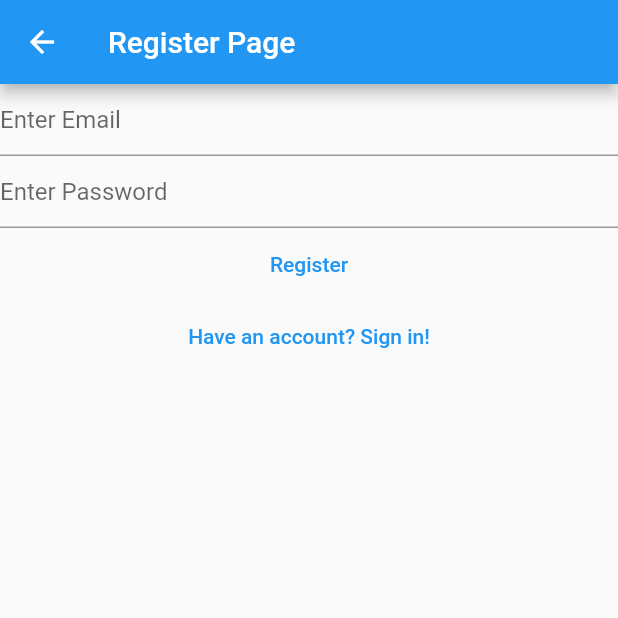
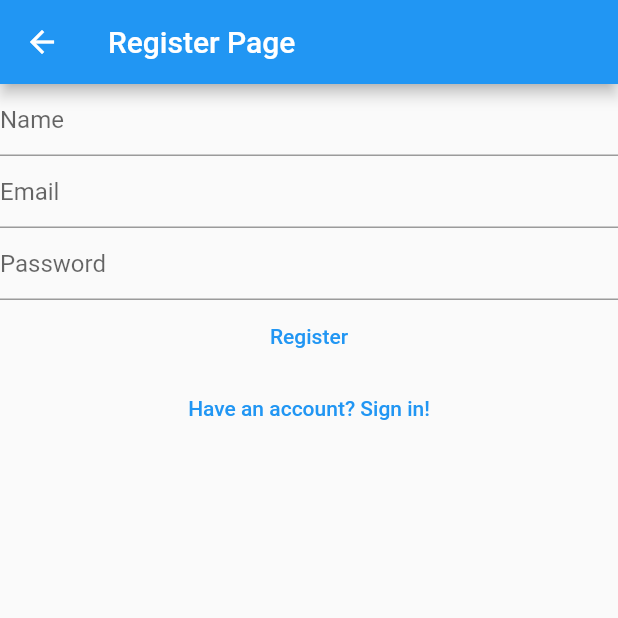
Before and after one commit to aym183/next-munch, a Flutter app: the RegisterView screen opened by its route, after a tap on "Register", on a phone screen of 412 x 824 dp, the top half of it. Run offline on Flutter 3.47's test engine with Material 2 defaults, Android fonts, the phone set to English and light mode, and no system bars; our stand-ins replace cloud_firestore, firebase_auth, firebase_core, google_nav_bar; accounts and stored records are empty; network calls fail.

Commit message:
Fixed Registration flow and update db

```diff
--- a/lib/main.dart
+++ b/lib/main.dart
@@ -21,13 +21,13 @@ Future<void> main() async{
       theme: ThemeData(
         primarySwatch: Colors.blue,
       ),
-      home: const RegisterView(),
+      home: const HomeView(),
       routes:{
         loginRoute: (context) => const LoginView(),
         registerRoute: (context) => const RegisterView(),
         homeRoute : (context) => const HomeView(),
         groupsRoute : (context) => const GroupsView(),
-        // '/verifyemail/': (context) => const VerifyEmailView(),
+        verifyRoute : (context) => const VerifyEmailView(),
       }
     ),
     );
@@ -113,13 +113,15 @@ class _HomeViewState extends State<HomeView> {
       // body: _widgetOptions.elementAt(selectedIndex),
 
       body: Padding(
-        padding: const EdgeInsets.all(0.0),
+        padding: const EdgeInsets.all(5.0),
         child: Container(
           margin: const EdgeInsets.only(top: 50.0),
-          color : Colors.red,
+          // color : Colors.red,
           width: MediaQuery.of(context).size.width,
           height: MediaQuery.of(context).size.height,
-
+          decoration: BoxDecoration(
+            border: Border.all(color: Colors.black, width: 3)
+          ),
           child: Text(button_select.toString()),
 
         ),
@@ -173,9 +175,9 @@ Future<bool> ShowLogOutDialog(BuildContext context){
     ).then((value) => value ?? false);
 }
 
-void InsertintoDB(String email, String password){
+void InsertintoDB(String name, String email){
   CollectionReference users = FirebaseFirestore.instance.collection('users');
-  users.add({'email': email.toString(), 'password': password.toString()});
+  users.add({'name': name.toString(),'email': email.toString()});
 }
 
 
--- a/lib/views/register_view.dart
+++ b/lib/views/register_view.dart
@@ -20,12 +20,14 @@ class _RegisterViewState extends State<RegisterView> {
 
   late final TextEditingController _email;
   late final TextEditingController _password;
+  late final TextEditingController _name;
 
 
   @override
   void initState(){
     _email = TextEditingController();
     _password = TextEditingController();
+    _name = TextEditingController();
     super.initState();
   }
 
@@ -33,6 +35,7 @@ class _RegisterViewState extends State<RegisterView> {
   void dispose(){
     _email.dispose();
     _password.dispose();
+    _name.dispose();
     super.dispose();
   }
 
@@ -46,13 +49,23 @@ class _RegisterViewState extends State<RegisterView> {
       body: Column(
             children: [
               TextField(
+                controller: _name,
+                // ignore: prefer_const_constructors
+                keyboardType: TextInputType.emailAddress,
+                enableSuggestions: false,
+                autocorrect: true,
+                decoration: const InputDecoration(
+                  hintText: "Name"
+                ),
+              ),
+              TextField(
                 controller: _email,
                 // ignore: prefer_const_constructors
                 keyboardType: TextInputType.emailAddress,
                 enableSuggestions: false,
                 autocorrect: false,
                 decoration: const InputDecoration(
-                  hintText: "Enter Email"
+                  hintText: "Email"
                 ),
               ),
               TextField(
@@ -61,37 +74,39 @@ class _RegisterViewState extends State<RegisterView> {
                 enableSuggestions: false,
                 autocorrect: false,
                 decoration: const InputDecoration(
-                  hintText: "Enter Password"
+                  hintText: "Password"
                 ),
               ),
               TextButton(
                   onPressed: () async {
                     final email = _email.text.trim();
                     final password = _password.text.trim();
-                    InsertintoDB(email, password);
-                  //   try{
-                  //     final user_credential = await FirebaseAuth.instance.createUserWithEmailAndPassword(email: email, password: password);
-                  //     devtools.log(user_credential.toString());
-                  //     final user = FirebaseAuth.instance.currentUser;
-                  //     await user?.sendEmailVerification();
-                  //     Navigator.of(context).pushNamedAndRemoveUntil(
-                  //   verifyRoute,
-                  //   (route) => false,
-                  //   );
+                    final name = _name.text.trim();
+
+                    try{
+                      final user_credential = await FirebaseAuth.instance.createUserWithEmailAndPassword(email: email, password: password);
+                      devtools.log(user_credential.toString());
+                      final user = FirebaseAuth.instance.currentUser;
+                      user?.sendEmailVerification();
+                      InsertintoDB(name, email);
+                      Navigator.of(context).pushNamedAndRemoveUntil(
+                    verifyRoute,
+                    (route) => false,
+                    );
 
 
-                  // } on FirebaseAuthException catch(e){
-                  //     if(e.code == "weak-password"){
-                  //       await showErrorDialog(context, 'Error: ${e.code}');
-                  //     }
-                  //     else if(e.code == "email-already-in-use"){
-                  //       await showErrorDialog(context, 'Error: ${e.code}');
-                  //     }
-                  //     else if(e.code == "invalid-email"){
-                  //       await showErrorDialog(context, 'Error: ${e.code}');
-                  //     }
+                  } on FirebaseAuthException catch(e){
+                      if(e.code == "weak-password"){
+                        await showErrorDialog(context, 'Error: ${e.code}');
+                      }
+                      else if(e.code == "email-already-in-use"){
+                        await showErrorDialog(context, 'Error: ${e.code}');
+                      }
+                      else if(e.code == "invalid-email"){
+                        await showErrorDialog(context, 'Error: ${e.code}');
+                      }
 
-                  // }
+                  }
                   },
                   child: const Text('Register'),
 
```
